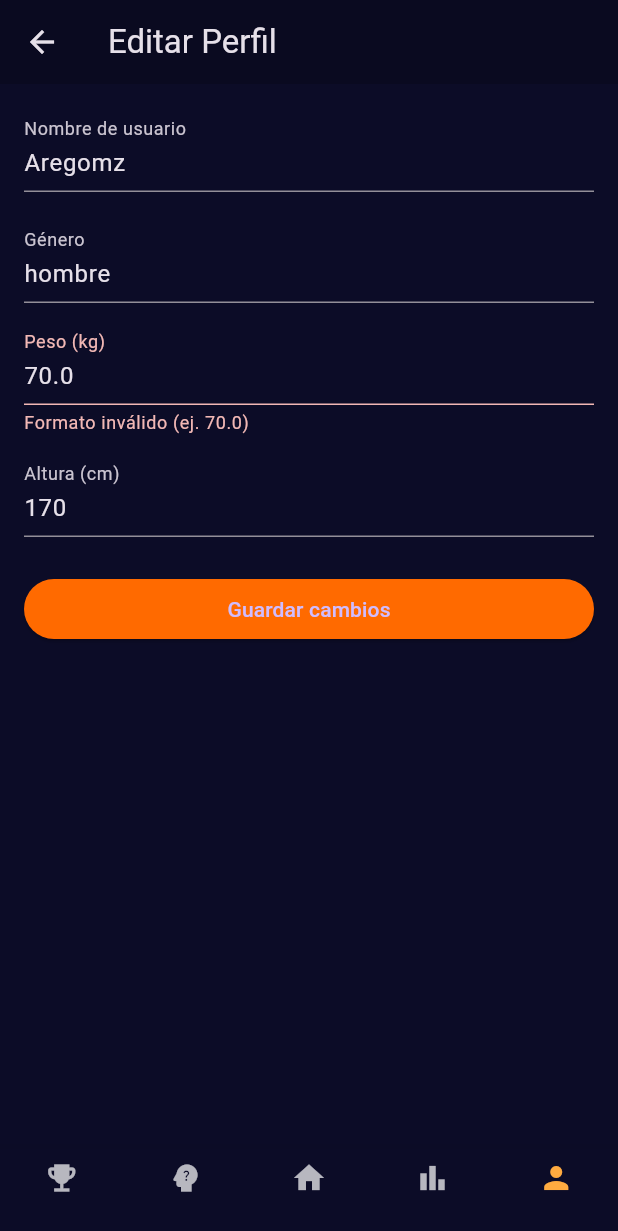
After one commit to Aregomz/RunInsight-app, a Flutter app: the ProfilePage screen opened by its route, after a tap on "Editar Perfil", after a tap on "Guardar cambios", on a phone screen of 412 x 824 dp. The commit adds this screen. Shown: the top 1231 px of the screen. Run offline on Flutter 3.47's test engine with Material 3 defaults, Android fonts, the phone set to English and light mode, and no system bars; our stand-ins replace bloc, equatable, flutter_bloc, go_router; Roboto replaces fonts that are missing (Montserrat).

Commit message:
feature: profile

```diff
--- a/lib/core/navigation/app_router.dart
+++ b/lib/core/navigation/app_router.dart
@@ -4,6 +4,7 @@
 import 'package:runinsight/features/auth/presentation/pages/register_page.dart';
 import 'package:runinsight/features/auth/presentation/pages/welcome_page.dart';
 import 'package:runinsight/features/home/presentation/pages/home_page.dart';
+import 'package:runinsight/features/profile/presentation/pages/profile_page.dart';
 
 class AppRouter {
   static final GoRouter router = GoRouter(
@@ -24,7 +25,11 @@
             path: '/home',
             builder: (_, __) => const HomePage(),
           ),
-          // futuras rutas: /coach, /profile, /social, etc.
+          GoRoute(
+            path: '/profile',
+            builder: (_, __) => const ProfilePage(),
+          ),
+          // futuras rutas: /coach, /social, etc.
         ],
       ),
     ],
--- /dev/null
+++ b/lib/features/profile/domain/entities/user_profile_entity.dart
@@ -0,0 +1,20 @@
+// features/profile/domain/entities/user_profile_entity.dart
+class UserProfileEntity {
+  final String username;
+  final String fullName;
+  final int heightCm;
+  final double weightKg;
+  final double bestPace;
+  final double totalKm;
+  final int totalWorkouts;
+
+  UserProfileEntity({
+    required this.username,
+    required this.fullName,
+    required this.heightCm,
+    required this.weightKg,
+    required this.bestPace,
+    required this.totalKm,
+    required this.totalWorkouts,
+  });
+}
--- /dev/null
+++ b/lib/features/profile/domain/repositories/profile_repository.dart
@@ -0,0 +1,7 @@
+// features/profile/domain/repositories/profile_repository.dart
+import '../entities/user_profile_entity.dart';
+
+abstract class ProfileRepository {
+  Future<UserProfileEntity> getProfile();
+  Future<void> updateProfile({required int heightCm, required double weightKg});
+}
--- /dev/null
+++ b/lib/features/profile/domain/usecases/get_user_profile.dart
@@ -0,0 +1,10 @@
+// features/profile/domain/usecases/get_user_profile.dart
+import '../entities/user_profile_entity.dart';
+import '../repositories/profile_repository.dart';
+
+class GetUserProfile {
+  final ProfileRepository repository;
+  GetUserProfile(this.repository);
+
+  Future<UserProfileEntity> call() => repository.getProfile();
+}
--- /dev/null
+++ b/lib/features/profile/domain/usecases/update_user_profile.dart
@@ -0,0 +1,11 @@
+// features/profile/domain/usecases/update_user_profile.dart
+import '../repositories/profile_repository.dart';
+
+class UpdateUserProfile {
+  final ProfileRepository repository;
+  UpdateUserProfile(this.repository);
+
+  Future<void> call({required int heightCm, required double weightKg}) {
+    return repository.updateProfile(heightCm: heightCm, weightKg: weightKg);
+  }
+}
--- /dev/null
+++ b/lib/features/profile/presentation/bloc/profile_bloc.dart
@@ -0,0 +1,51 @@
+// features/profile/presentation/bloc/profile_bloc.dart
+import 'package:flutter_bloc/flutter_bloc.dart';
+import '../../domain/entities/user_profile_entity.dart';
+import '../../domain/usecases/get_user_profile.dart';
+import '../../domain/usecases/update_user_profile.dart';
+
+part 'profile_event.dart';
+part 'profile_state.dart';
+
+class ProfileBloc extends Bloc<ProfileEvent, ProfileState> {
+  final GetUserProfile getUserProfile;
+  final UpdateUserProfile updateUserProfile;
+
+  ProfileBloc({required this.getUserProfile, required this.updateUserProfile})
+      : super(ProfileInitial()) {
+    on<LoadProfile>(_onLoad);
+    on<EditProfileToggled>(_onToggleEdit);
+    on<UpdateProfileSubmitted>(_onUpdate);
+  }
+
+  Future<void> _onLoad(LoadProfile event, Emitter<ProfileState> emit) async {
+    emit(ProfileLoading());
+    try {
+      final user = await getUserProfile();
+      emit(ProfileLoaded(user: user));
+    } catch (e) {
+      emit(ProfileError('Error al cargar el perfil'));
+    }
+  }
+
+  void _onToggleEdit(EditProfileToggled event, Emitter<ProfileState> emit) {
+    if (state is ProfileLoaded) {
+      final current = state as ProfileLoaded;
+      emit(ProfileLoaded(user: current.user, isEditing: !current.isEditing));
+    }
+  }
+
+  Future<void> _onUpdate(UpdateProfileSubmitted event, Emitter<ProfileState> emit) async {
+    if (state is ProfileLoaded) {
+      final current = state as ProfileLoaded;
+      emit(ProfileLoading());
+      try {
+        await updateUserProfile(heightCm: event.heightCm, weightKg: event.weightKg);
+        final user = await getUserProfile();
+        emit(ProfileLoaded(user: user));
+      } catch (e) {
+        emit(ProfileError('Error al actualizar'));
+      }
+    }
+  }
+}
--- /dev/null
+++ b/lib/features/profile/presentation/bloc/profile_event.dart
@@ -0,0 +1,13 @@
+// features/profile/presentation/bloc/profile_event.dart
+part of 'profile_bloc.dart';
+
+sealed class ProfileEvent {}
+
+class LoadProfile extends ProfileEvent {}
+class EditProfileToggled extends ProfileEvent {}
+class UpdateProfileSubmitted extends ProfileEvent {
+  final int heightCm;
+  final double weightKg;
+
+  UpdateProfileSubmitted({required this.heightCm, required this.weightKg});
+}
--- /dev/null
+++ b/lib/features/profile/presentation/bloc/profile_state.dart
@@ -0,0 +1,17 @@
+// features/profile/presentation/bloc/profile_state.dart
+part of 'profile_bloc.dart';
+
+sealed class ProfileState {}
+
+class ProfileInitial extends ProfileState {}
+class ProfileLoading extends ProfileState {}
+class ProfileLoaded extends ProfileState {
+  final UserProfileEntity user;
+  final bool isEditing;
+
+  ProfileLoaded({required this.user, this.isEditing = false});
+}
+class ProfileError extends ProfileState {
+  final String message;
+  ProfileError(this.message);
+}
--- /dev/null
+++ b/lib/features/profile/presentation/pages/profile_page.dart
@@ -0,0 +1,222 @@
+// features/profile/presentation/pages/profile_page.dart
+import 'package:flutter/material.dart';
+import 'package:flutter_bloc/flutter_bloc.dart';
+import 'package:runinsight/features/profile/presentation/bloc/profile_bloc.dart';
+import 'package:runinsight/features/profile/presentation/widgets/profile_form.dart';
+import 'package:runinsight/features/profile/presentation/widgets/profile_header.dart';
+import 'package:runinsight/features/profile/domain/entities/user_profile_entity.dart';
+import 'package:runinsight/features/profile/domain/usecases/get_user_profile.dart';
+import 'package:runinsight/features/profile/domain/usecases/update_user_profile.dart';
+import 'package:runinsight/features/profile/domain/repositories/profile_repository.dart';
+
+
+// Dummy implementation para desarrollo
+class DummyProfileRepository implements ProfileRepository {
+  @override
+  Future<UserProfileEntity> getProfile() async {
+    return UserProfileEntity(
+      username: 'Aregomz',
+      fullName: 'Antonio Arellanes',
+      heightCm: 170,
+      weightKg: 70.0,
+      bestPace: 6.14,
+      totalKm: 421.2,
+      totalWorkouts: 23,
+    );
+  }
+
+  @override
+  Future<void> updateProfile({required int heightCm, required double weightKg}) async {
+    // No hace nada en dummy
+    return;
+  }
+}
+
+class ProfilePage extends StatelessWidget {
+  const ProfilePage({super.key});
+
+  @override
+  Widget build(BuildContext context) {
+    final repository = DummyProfileRepository();
+    return BlocProvider(
+      create: (_) => ProfileBloc(
+        getUserProfile: GetUserProfile(repository),
+        updateUserProfile: UpdateUserProfile(repository),
+      )..add(LoadProfile()),
+      child: BlocBuilder<ProfileBloc, ProfileState>(
+        builder: (context, state) {
+          if (state is ProfileLoading || state is ProfileInitial) {
+            return const Center(child: CircularProgressIndicator());
+          }
+          if (state is ProfileError) {
+            return Center(child: Text(state.message));
+          }
+          if (state is ProfileLoaded) {
+            final user = state.user;
+            if (!state.isEditing) {
+              // Vista solo lectura
+              return Scaffold(
+                appBar: AppBar(
+                  title: const Text('Mi Perfil'),
+                  backgroundColor: const Color(0xFF0A0A20),
+                ),
+                backgroundColor: const Color(0xFF0C0C27),
+                body: Padding(
+                  padding: const EdgeInsets.all(16),
+                  child: Column(
+                    mainAxisAlignment: MainAxisAlignment.spaceBetween,
+                    crossAxisAlignment: CrossAxisAlignment.start,
+                    children: [
+                      Column(
+                        crossAxisAlignment: CrossAxisAlignment.start,
+                        children: [
+                          Center(
+                            child: ProfileHeader(
+                              name: user.fullName,
+                              email: '@${user.username}',
+                            ),
+                          ),
+                          const SizedBox(height: 24),
+                          Row(
+                            children: [
+                              _ProfileStatBox(
+                                value: user.totalKm.toStringAsFixed(1),
+                                label: 'km totales',
+                              ),
+                              const SizedBox(width: 16),
+                              _ProfileStatBox(
+                                value: user.totalWorkouts.toString(),
+                                label: 'Entrenamientos',
+                              ),
+                            ],
+                          ),
+                          const SizedBox(height: 16),
+                          SizedBox(
+                            width: double.infinity,
+                            child: _ProfileStatBox(
+                              value: user.bestPace.toStringAsFixed(2),
+                              label: 'Mejor ritmo',
+                              fullWidth: true,
+                              verticalPadding: 10,
+                            ),
+                          ),
+                        ],
+                      ),
+                      Column(
+                        children: [
+                          SizedBox(
+                            width: double.infinity,
+                            child: ElevatedButton(
+                              onPressed: () => context.read<ProfileBloc>().add(EditProfileToggled()),
+                              style: ElevatedButton.styleFrom(
+                                backgroundColor: const Color(0xFF23233B),
+                                foregroundColor: Colors.white,
+                                padding: const EdgeInsets.symmetric(vertical: 10),
+                                shape: RoundedRectangleBorder(
+                                  borderRadius: BorderRadius.circular(14),
+                                  side: const BorderSide(color: Color(0xFFB0B0B0), width: 2),
+                                ),
+                              ),
+                              child: const Text('Editar Perfil', style: TextStyle(fontSize: 16)),
+                            ),
+                          ),
+                          const SizedBox(height: 8),
+                          SizedBox(
+                            width: double.infinity,
+                            child: ElevatedButton(
+                              onPressed: () {},
+                              style: ElevatedButton.styleFrom(
+                                backgroundColor: const Color.fromARGB(255, 105, 2, 2),
+                                foregroundColor: Colors.white,
+                                padding: const EdgeInsets.symmetric(vertical: 10),
+                                shape: RoundedRectangleBorder(
+                                  borderRadius: BorderRadius.circular(14),
+                                  side: const BorderSide(color: Color.fromARGB(255, 255, 3, 3), width: 2),
+                                ),
+                              ),
+                              child: const Text('Cerrar sesion', style: TextStyle(fontSize: 16)),
+                            ),
+                          ),
+                        ],
+                      ),
+                    ],
+                  ),
+                ),
+              );
+            } else {
+              // Vista edición
+              return Scaffold(
+                appBar: AppBar(
+                  title: const Text('Editar Perfil'),
+                  backgroundColor: const Color(0xFF0A0A20),
+                  leading: IconButton(
+                    icon: const Icon(Icons.arrow_back),
+                    onPressed: () => context.read<ProfileBloc>().add(EditProfileToggled()),
+                  ),
+                ),
+                backgroundColor: const Color(0xFF0C0C27),
+                body: Padding(
+                  padding: const EdgeInsets.all(16),
+                  child: ProfileForm(
+                    initialUsername: user.username,
+                    initialGender: 'hombre', // Dummy
+                    initialWeight: user.weightKg.toString(),
+                    initialHeight: user.heightCm.toString(),
+                  ),
+                ),
+              );
+            }
+          }
+          return const SizedBox.shrink();
+        },
+      ),
+    );
+  }
+}
+
+class _ProfileStatBox extends StatelessWidget {
+  final String value;
+  final String label;
+  final bool fullWidth;
+  final double verticalPadding;
+  const _ProfileStatBox({
+    required this.value,
+    required this.label,
+    this.fullWidth = false,
+    this.verticalPadding = 18,
+  });
+
+  @override
+  Widget build(BuildContext context) {
+    final box = Container(
+      margin: fullWidth ? null : const EdgeInsets.symmetric(vertical: 4),
+      padding: EdgeInsets.symmetric(vertical: verticalPadding),
+      decoration: BoxDecoration(
+        color: const Color(0xFF181B23),
+        borderRadius: BorderRadius.circular(14),
+        border: Border.all(
+          color: Colors.grey[600]!,
+          width: 1,
+        ),
+      ),
+      child: Column(
+        children: [
+          Text(
+            value,
+            style: const TextStyle(
+              color: Color(0xFFFF6A00),
+              fontWeight: FontWeight.w900,
+              fontSize: 28,
+            ),
+          ),
+          const SizedBox(height: 4),
+          Text(
+            label,
+            style: const TextStyle(color: Colors.white70, fontSize: 14),
+          ),
+        ],
+      ),
+    );
+    return fullWidth ? box : Expanded(child: box);
+  }
+}
--- /dev/null
+++ b/lib/features/profile/presentation/widgets/profile_form.dart
@@ -0,0 +1,122 @@
+// features/profile/presentation/widgets/profile_form.dart
+import 'package:flutter/material.dart';
+
+class ProfileForm extends StatefulWidget {
+  final String initialUsername;
+  final String initialGender;
+  final String initialWeight;
+  final String initialHeight;
+
+  const ProfileForm({
+    super.key,
+    required this.initialUsername,
+    required this.initialGender,
+    required this.initialWeight,
+    required this.initialHeight,
+  });
+
+  @override
+  State<ProfileForm> createState() => _ProfileFormState();
+}
+
+class _ProfileFormState extends State<ProfileForm> {
+  final _formKey = GlobalKey<FormState>();
+
+  late final TextEditingController _usernameController;
+  late final TextEditingController _genderController;
+  late final TextEditingController _weightController;
+  late final TextEditingController _heightController;
+
+  @override
+  void initState() {
+    super.initState();
+    _usernameController = TextEditingController(text: widget.initialUsername);
+    _genderController = TextEditingController(text: widget.initialGender);
+    _weightController = TextEditingController(text: widget.initialWeight);
+    _heightController = TextEditingController(text: widget.initialHeight);
+  }
+
+  @override
+  void dispose() {
+    _usernameController.dispose();
+    _genderController.dispose();
+    _weightController.dispose();
+    _heightController.dispose();
+    super.dispose();
+  }
+
+  void _submit() {
+    if (_formKey.currentState!.validate()) {
+      // TODO: Enviar evento al bloc para guardar cambios
+    }
+  }
+
+  @override
+  Widget build(BuildContext context) {
+    return Form(
+      key: _formKey,
+      autovalidateMode: AutovalidateMode.onUserInteraction,
+      child: Column(
+        crossAxisAlignment: CrossAxisAlignment.stretch,
+        children: [
+          TextFormField(
+            controller: _usernameController,
+            decoration: const InputDecoration(labelText: 'Nombre de usuario'),
+            validator: (value) {
+              if (value == null || value.isEmpty) return 'Campo requerido';
+              if (value.contains(' ')) return 'No puede tener espacios';
+              return null;
+            },
+          ),
+          const SizedBox(height: 18),
+          TextFormField(
+            controller: _genderController,
+            decoration: const InputDecoration(labelText: 'Género'),
+            validator: (value) {
+              final validOptions = ['hombre', 'mujer', 'prefiero no responder'];
+              if (value == null || value.isEmpty) return 'Campo requerido';
+              if (!validOptions.contains(value.toLowerCase())) {
+                return 'Debe ser: hombre, mujer o prefiero no responder';
+              }
+              return null;
+            },
+          ),
+          const SizedBox(height: 12),
+          TextFormField(
+            controller: _weightController,
+            decoration: const InputDecoration(labelText: 'Peso (kg)'),
+            keyboardType: TextInputType.number,
+            validator: (value) {
+              if (value == null || value.isEmpty) return 'Campo requerido';
+              if (!RegExp(r'^\d+(\.\d{1,2})?\$').hasMatch(value)) {
+                return 'Formato inválido (ej. 70.0)';
+              }
+              return null;
+            },
+          ),
+          const SizedBox(height: 12),
+          TextFormField(
+            controller: _heightController,
+            decoration: const InputDecoration(labelText: 'Altura (cm)'),
+            keyboardType: TextInputType.number,
+            validator: (value) {
+              if (value == null || value.isEmpty) return 'Campo requerido';
+              if (int.tryParse(value) == null || value.length > 3) {
+                return 'Debe ser un número de hasta 3 dígitos';
+              }
+              return null;
+            },
+          ),
+          const SizedBox(height: 24),
+          ElevatedButton(
+            onPressed: _submit,
+            style: ElevatedButton.styleFrom(
+              backgroundColor: const Color(0xFFFF6A00),
+            ),
+            child: const Text('Guardar cambios'),
+          )
+        ],
+      ),
+    );
+  }
+}
--- /dev/null
+++ b/lib/features/profile/presentation/widgets/profile_header.dart
@@ -0,0 +1,36 @@
+// features/profile/presentation/widgets/profile_header.dart
+import 'package:flutter/material.dart';
+
+class ProfileHeader extends StatelessWidget {
+  final String name;
+  final String email;
+
+  const ProfileHeader({
+    super.key,
+    required this.name,
+    required this.email,
+  });
+
+  @override
+  Widget build(BuildContext context) {
+    return Column(
+      crossAxisAlignment: CrossAxisAlignment.center,
+      children: [
+        const CircleAvatar(
+          radius: 40,
+          backgroundImage: AssetImage('assets/images/avatar_placeholder.png'),
+        ),
+        const SizedBox(height: 18),
+        Text(
+          name,
+          style: const TextStyle(fontSize: 20, fontWeight: FontWeight.bold),
+        ),
+        const SizedBox(height: 4),
+        Text(
+          email,
+          style: const TextStyle(color: Colors.grey),
+        ),
+      ],
+    );
+  }
+}
```
